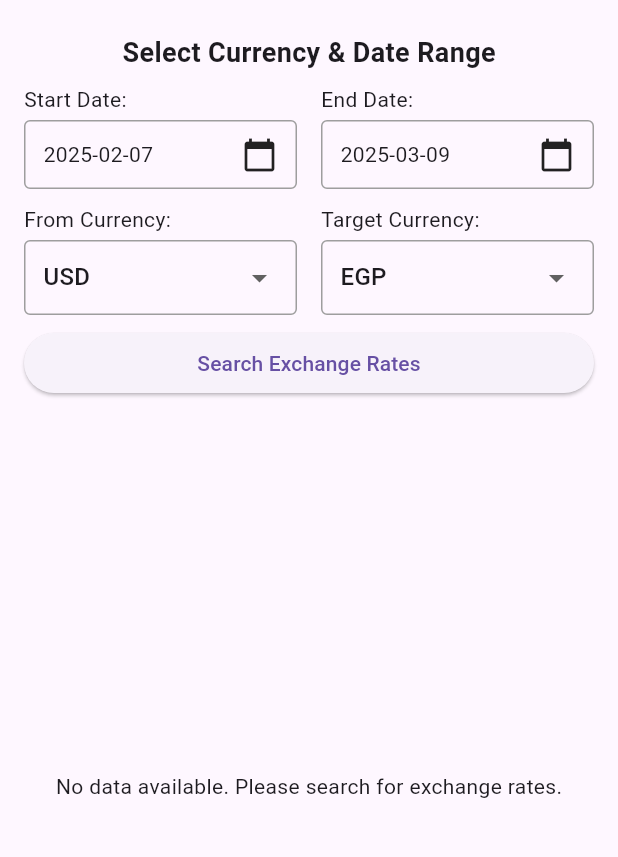
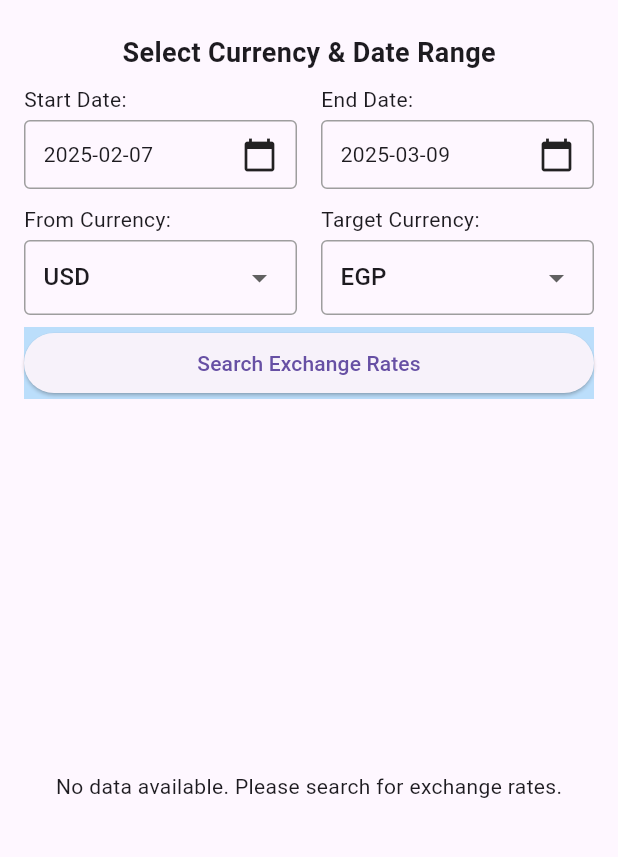
Before and after one commit to mohamad-talaat/exchange_rate_currency, a Flutter app: the screen it shows after launch, on a phone screen of 412 x 824 dp, the part 63-920 px from its top. Run offline on Flutter 3.47's test engine with Material 3 defaults, Android fonts, the phone set to English and light mode, and no system bars; our stand-ins replace get, logger.

Commit message:
more editing in UI Button exchange

```diff
--- a/lib/views/home_page.dart
+++ b/lib/views/home_page.dart
@@ -51,7 +51,8 @@ class HomePage extends StatelessWidget {
 
                 if (controller.exchangeRateRecords.isEmpty) {
                   return const Center(
-                    child: Text('No data available. Please search for exchange rates.'),
+                    child: Text(
+                        'No data available. Please search for exchange rates.'),
                   );
                 }
 
@@ -127,7 +128,8 @@ class HomePage extends StatelessWidget {
   }
 
   Widget _buildSearchButton() {
-    return SizedBox(
+    return Container(
+      color: Colors.blue.shade100,
       width: double.infinity,
       child: ElevatedButton(
         onPressed: controller.fetchExchangeRates,
```
Also changed, not shown: 1 other file.
